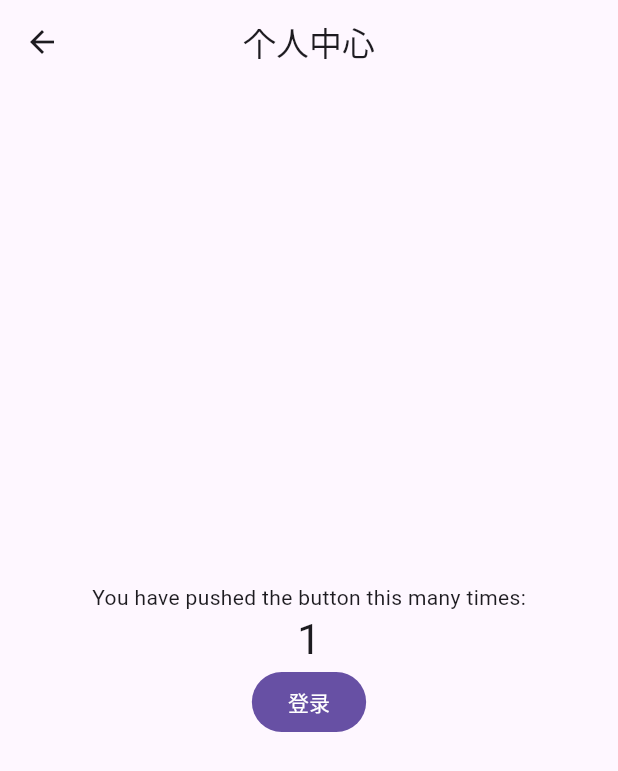
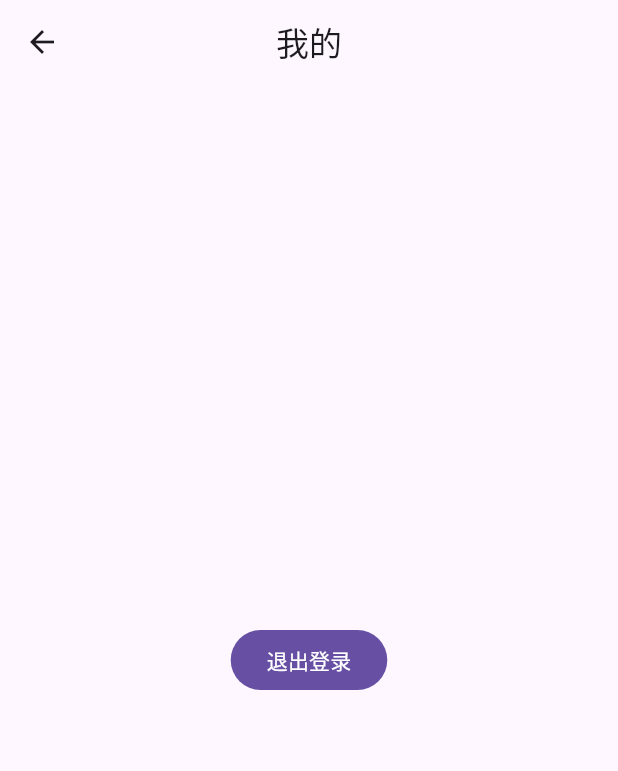
Before and after one commit to zhangheng2022/OneChatGPT, a Flutter app: the Person screen opened directly, on a phone screen of 412 x 824 dp. Shown: the top 771 px of the screen. Run offline on Flutter 3.47's test engine with Material 3 defaults, Android fonts, the phone set to English and light mode, and no system bars; our stand-ins replace file_picker, firebase_auth, firebase_core, flutter_chat_types, flutter_chat_ui, image_picker and 1 more; accounts and stored records are empty.

Commit message:
commit init

```diff
--- a/lib/ui/index/components/home.dart
+++ b/lib/ui/index/components/home.dart
@@ -38,6 +38,11 @@ class _HomeState extends State<Home> with AutomaticKeepAliveClientMixin {
         appBar: AppBar(
           title: const Text("对话"),
           centerTitle: true,
+        ),
+        floatingActionButton: FloatingActionButton(
+          onPressed: () => {},
+          tooltip: '新增对话',
+          child: const Icon(Icons.add),
         ),
         drawer: Drawer(
           child: ListView(
--- a/lib/ui/index/components/person.dart
+++ b/lib/ui/index/components/person.dart
@@ -7,7 +7,7 @@ class Person extends StatefulWidget {
 }
 
 class _PersonState extends State<Person> {
-  void _incrementCounter() {
+  void _loginOut() {
     Navigator.of(context).pushReplacementNamed('/login');
   }
 
@@ -15,23 +15,16 @@ class _PersonState extends State<Person> {
   Widget build(BuildContext context) {
     return Scaffold(
       appBar: AppBar(
-        title: const Text("个人中心"),
+        title: const Text("我的"),
         centerTitle: true,
       ),
       body: Center(
         child: Column(
           mainAxisAlignment: MainAxisAlignment.center,
           children: <Widget>[
-            const Text(
-              'You have pushed the button this many times:',
-            ),
-            Text(
-              '1',
-              style: Theme.of(context).textTheme.headlineMedium,
-            ),
             FilledButton(
-              onPressed: _incrementCounter,
-              child: const Text('登录'),
+              onPressed: _loginOut,
+              child: const Text('退出登录'),
             ),
           ],
         ),
```
Also changed, not shown: lib/state/global.dart (+0 -12 lines), lib/ui/index/index.dart (+4 -5 lines), pubspec.lock.
